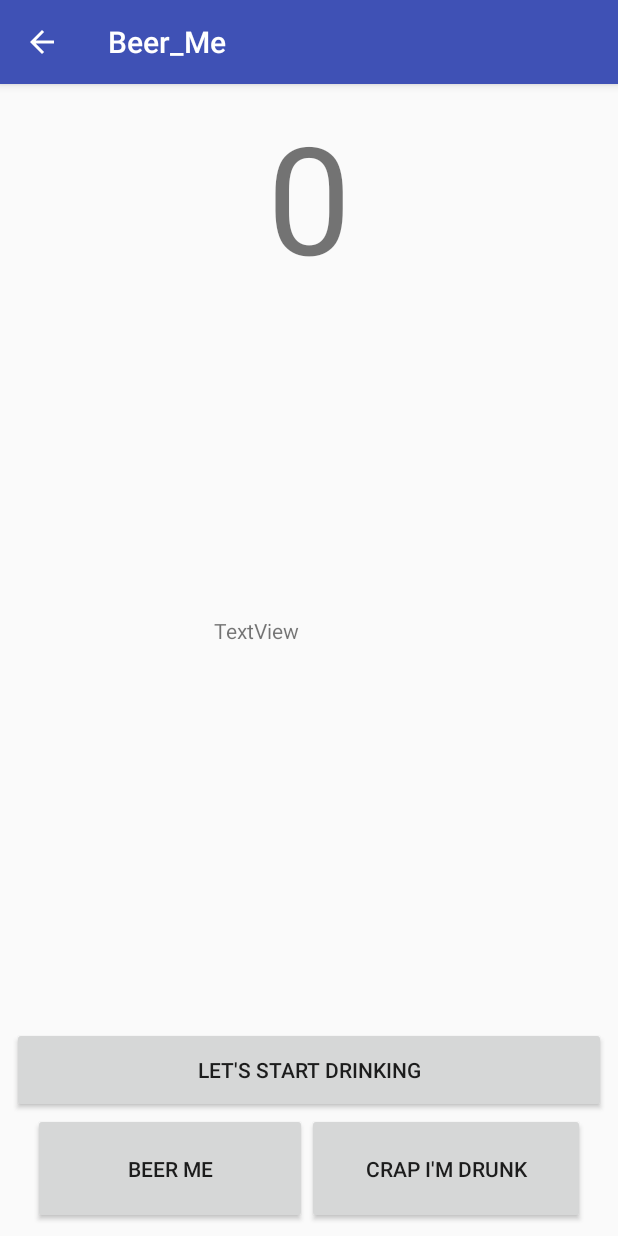
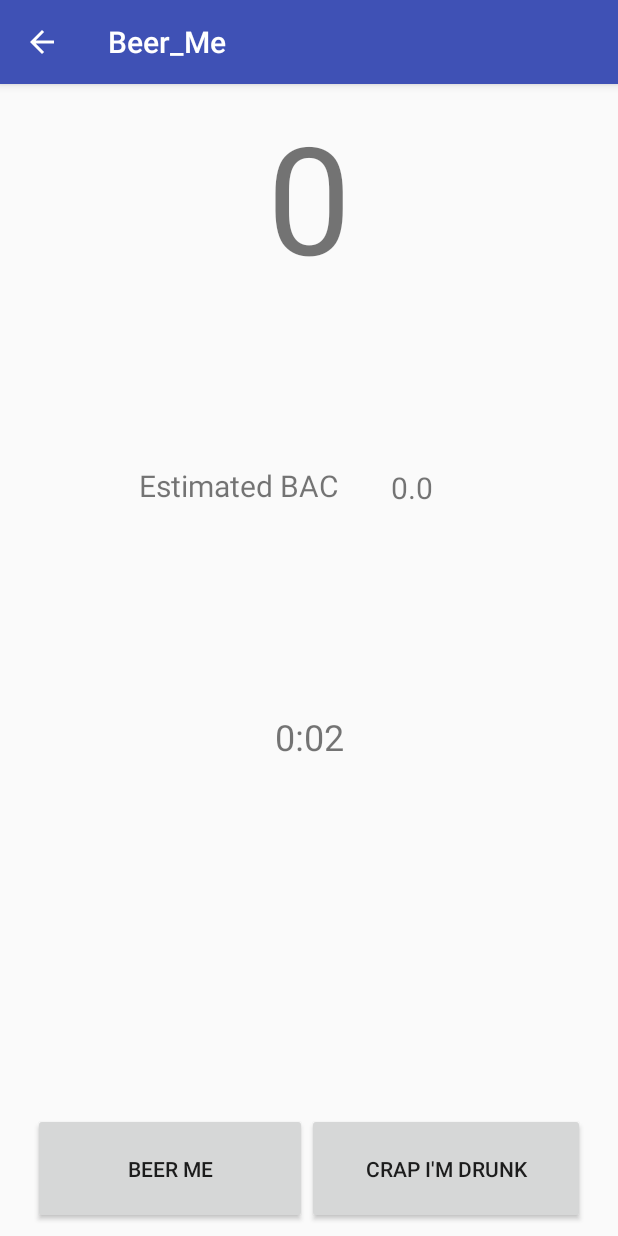
Before and after one commit to ryanszczecinski/Beer_Me, an Android app: the drinking_class screen opened directly, with no data from a screen before it, after a tap on "CRAP I'M DRUNK", on a phone screen of 412 x 824 dp. Run offline under Robolectric (Android 15) with nearby library versions, the phone set to English and light mode, and no system bars; 2 other taps on this screen came first.

Commit message:
forward progress

```diff
--- a/app/src/main/java/com/beerme/beer_me/drinking_class.java
+++ b/app/src/main/java/com/beerme/beer_me/drinking_class.java
@@ -6,6 +6,10 @@ import android.support.v7.app.AppCompatActivity;
 import android.view.View;
 import android.widget.Button;
 import android.widget.TextView;
+
+import java.text.DecimalFormat;
+import java.util.Timer;
+import java.util.TimerTask;
 
 /**
  * Created by ryans on 11/4/2017.
@@ -16,10 +20,13 @@ public class drinking_class extends AppCompatActivity {
     TextView _textView;
     int _drinks;
     TextView _timer;
-    double _startTime;
+    int _sec;
     double _currentBAC;
-    boolean _isMale;
-    double _weight;
+    boolean _isMale=true;
+    double _weight=200;
+    int _min;
+    boolean _started = false;
+    int _hours;
 
     @Override
     protected void onCreate(Bundle savedInstanceState) {
@@ -30,23 +37,99 @@ public class drinking_class extends AppCompatActivity {
          _textView = (TextView) findViewById(R.id.textView);
          _timer = (TextView) findViewById(R.id.textView2);
 
+
+
+
+
+
+
+
     }
 
     public void beerMe (View v){
-        _drinks +=1;
-        _textView.setText((_drinks)+"");
+        if(_started) {
+            _drinks += 1;
+            _textView.setText((_drinks) + "");
+            TextView bac = (TextView) (findViewById(R.id.BAC));
+            currentBAC();
+            double x = Math.floor(_currentBAC*1000)/1000;
+            bac.setText(x + "");
+        }
 
 
     }
     public void crap(View v){
-        if(_drinks>0) {
-            _drinks -= 1;
-            _textView.setText((_drinks) + "");
+        if(_started) {
+            if (_drinks > 0) {
+                _drinks -= 1;
+                _textView.setText((_drinks) + "");
+                TextView bac = (TextView) (findViewById(R.id.BAC));
+                currentBAC();
+                double x = Math.floor(_currentBAC*1000)/1000;
+                bac.setText(x + "");
+            }
         }
     }
     public void letsStart(View v){
-        //FIXME
-      //  _startTime
+        _started = true;
+
+        Timer t = new Timer();
+        t.scheduleAtFixedRate(new TimerTask() {
+
+            @Override
+            public void run() {
+                runOnUiThread(new Runnable() {
+
+                    @Override
+                    public void run() {
+                        if(_sec == 60){
+                            _sec=0;
+                            _min=_min+1;
+
+                        }
+                        if (_min == 60){
+                            _min=0;
+                            _hours = _hours +1;
+
+                        }
+
+                        if (_hours > 0) {
+                            if(_min<10) {
+                                if (_sec < 10) {
+                                    _timer.setText(String.valueOf(_hours) + ":0" + String.valueOf(_min) + ":0" + String.valueOf(_sec));
+                                } else {
+                                    _timer.setText(String.valueOf(_hours) + ":0" + String.valueOf(_min) + ":" + String.valueOf(_sec));
+                                }
+                            }
+                            else{
+                                    if (_sec < 10) {
+                                        _timer.setText(String.valueOf(_hours) + ":" + String.valueOf(_min) + ":0" + String.valueOf(_sec));
+                                    } else {
+                                        _timer.setText(String.valueOf(_hours) + ":" + String.valueOf(_min) + ":" + String.valueOf(_sec));
+                                    }
+                                }
+
+
+                            _sec += 1;
+                        }
+                        else{
+                            if (_sec < 10) {
+                                _timer.setText(String.valueOf(_min) + ":0" + String.valueOf(_sec));
+                            } else {
+                                _timer.setText(String.valueOf(_min) + ":" + String.valueOf(_sec));
+                            }
+                            _sec += 1;
+
+                        }
+
+
+                    }
+                });
+            }
+        }, 0, 1000);
+        View start = (Button)findViewById(R.id.button2);
+        start.setVisibility(View.GONE);
+        //  _startTime
     }
 
     public void currentBAC(){
@@ -59,14 +142,15 @@ public class drinking_class extends AppCompatActivity {
         int alcInGrams = _drinks * 14;
         double bodyWeight = _weight / 0.0022046;
         double bacPercent = (alcInGrams / (bodyWeight * constant)) * 100;
-        double accurateBAC = bacPercent - (hoursSinceFirstDrink());
+        double accurateBAC = bacPercent - (hoursSinceFirstDrink()*.015);
         _currentBAC = accurateBAC;
+
     }
 
 
 
     private double hoursSinceFirstDrink(){
-        //FIXME
-        return 0;
+        double x = _min/60.0 + _hours;
+        return x;
     }
 }
--- a/app/src/main/res/layout/drinking_page.xml
+++ b/app/src/main/res/layout/drinking_page.xml
@@ -1,6 +1,5 @@
 <?xml version="1.0" encoding="utf-8"?>
-<android.support.constraint.ConstraintLayout
-    xmlns:android="http://schemas.android.com/apk/res/android"
+<android.support.constraint.ConstraintLayout xmlns:android="http://schemas.android.com/apk/res/android"
     xmlns:app="http://schemas.android.com/apk/res-auto"
     xmlns:tools="http://schemas.android.com/tools"
     android:layout_width="match_parent"
@@ -27,9 +26,10 @@
     <Button
         android:id="@+id/button2"
         android:layout_width="0dp"
-        android:layout_height="57dp"
+        android:layout_height="69dp"
         android:layout_marginEnd="8dp"
         android:layout_marginStart="8dp"
+        android:onClick="letsStart"
         android:text="Let's Start Drinking"
         app:layout_constraintBottom_toTopOf="@+id/linearLayout"
         app:layout_constraintEnd_toEndOf="parent"
@@ -67,15 +67,55 @@
     <TextView
         android:id="@+id/textView2"
         android:layout_width="127dp"
-        android:layout_height="49dp"
+        android:layout_height="50dp"
         android:layout_marginBottom="8dp"
         android:layout_marginEnd="8dp"
         android:layout_marginStart="8dp"
         android:layout_marginTop="8dp"
-        android:text="TextView"
-        app:layout_constraintBottom_toTopOf="@+id/button2"
+        android:gravity="center_horizontal"
+        android:text="0.0"
+        android:textSize="24sp"
+        app:layout_constraintBottom_toBottomOf="@+id/linearLayout"
         app:layout_constraintEnd_toEndOf="parent"
+        app:layout_constraintHorizontal_bias="0.502"
         app:layout_constraintStart_toStartOf="parent"
-        app:layout_constraintTop_toBottomOf="@+id/textView" />
+        app:layout_constraintTop_toBottomOf="@+id/textView"
+        app:layout_constraintVertical_bias="0.498" />
+
+    <TextView
+        android:id="@+id/textView3"
+        android:layout_width="149dp"
+        android:layout_height="46dp"
+        android:layout_marginBottom="8dp"
+        android:layout_marginEnd="8dp"
+        android:layout_marginStart="8dp"
+        android:layout_marginTop="8dp"
+        android:gravity="fill_vertical|center_horizontal"
+        android:text="Estimated BAC "
+        android:textSize="20sp"
+        app:layout_constraintBottom_toTopOf="@+id/textView2"
+        app:layout_constraintEnd_toEndOf="parent"
+        app:layout_constraintHorizontal_bias="0.319"
+        app:layout_constraintStart_toStartOf="parent"
+        app:layout_constraintTop_toBottomOf="@+id/textView"
+        app:layout_constraintVertical_bias="0.471" />
+
+    <TextView
+        android:id="@+id/BAC"
+        android:layout_width="62dp"
+        android:layout_height="47dp"
+        android:layout_marginBottom="8dp"
+        android:layout_marginEnd="8dp"
+        android:layout_marginStart="8dp"
+        android:layout_marginTop="8dp"
+        android:gravity="fill_vertical|center_horizontal"
+        android:text=".00"
+        android:textSize="20sp"
+        app:layout_constraintBottom_toTopOf="@+id/textView2"
+        app:layout_constraintEnd_toEndOf="parent"
+        app:layout_constraintHorizontal_bias="0.0"
+        app:layout_constraintStart_toEndOf="@+id/textView3"
+        app:layout_constraintTop_toBottomOf="@+id/textView"
+        app:layout_constraintVertical_bias="0.476" />
 
 </android.support.constraint.ConstraintLayout>
```
